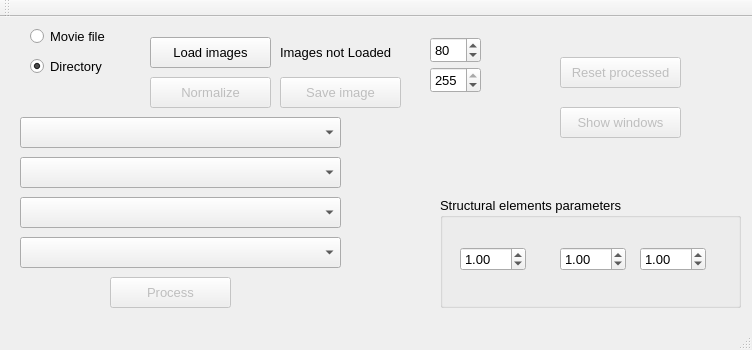
This is src/GUI/mainwindow.ui in mjedros/mgr as Qt 5 draws it before an edit. The edited form follows.
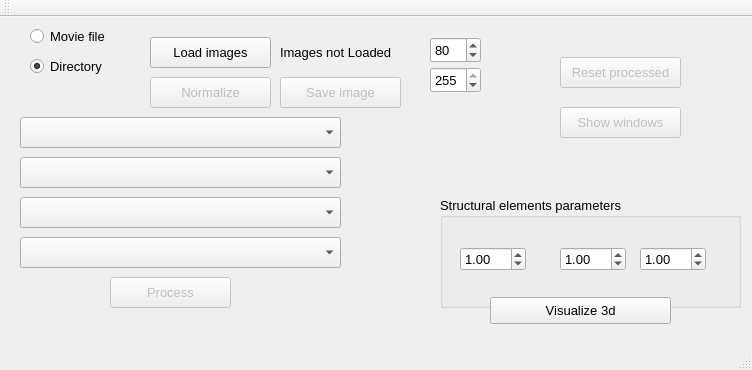
This is the edited form.

Commit message: VTK view init, data added

```diff
--- a/src/GUI/mainwindow.ui
+++ b/src/GUI/mainwindow.ui
@@ -7,19 +7,19 @@
     <x>0</x>
     <y>0</y>
     <width>752</width>
-    <height>350</height>
+    <height>370</height>
    </rect>
   </property>
   <property name="minimumSize">
    <size>
     <width>752</width>
-    <height>350</height>
+    <height>370</height>
    </size>
   </property>
   <property name="maximumSize">
    <size>
     <width>752</width>
-    <height>350</height>
+    <height>370</height>
    </size>
   </property>
   <property name="font">
@@ -355,6 +355,19 @@
      </property>
     </widget>
    </widget>
+   <widget class="QPushButton" name="vtkViewButton">
+    <property name="geometry">
+     <rect>
+      <x>490</x>
+      <y>280</y>
+      <width>181</width>
+      <height>27</height>
+     </rect>
+    </property>
+    <property name="text">
+     <string>Visualize 3d</string>
+    </property>
+   </widget>
   </widget>
   <widget class="QToolBar" name="mainToolBar">
    <attribute name="toolBarArea">
```
The commit also changes 254 other files.
